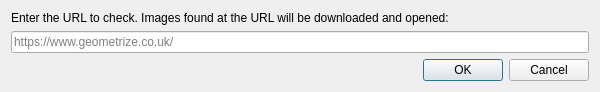
First picture: the form in geometrize/dialog/openurldialog.ui, repository Tw1ddle/geometrize, before the edit.
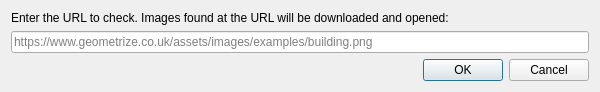
Second picture: the form after the edit.

Commit message: Better defaults when opening images at URLs

```diff
--- a/geometrize/dialog/openurldialog.ui
+++ b/geometrize/dialog/openurldialog.ui
@@ -36,7 +36,7 @@
       <string notr="true"/>
      </property>
      <property name="placeholderText">
-      <string notr="true">https://www.geometrize.co.uk/</string>
+      <string notr="true">https://www.geometrize.co.uk/assets/images/examples/building.png</string>
      </property>
     </widget>
    </item>
```
The commit also changes 3 other files.
